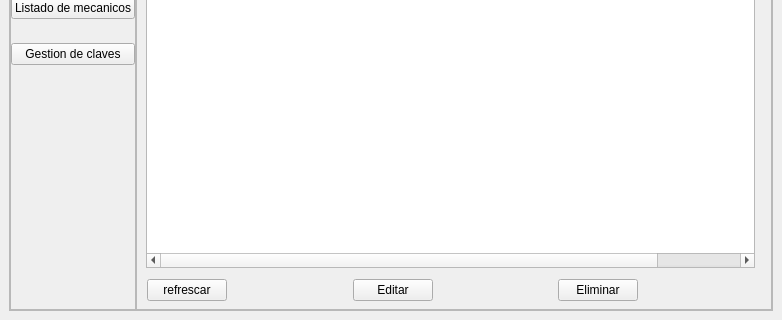
Before: the Qt Designer form views/main.ui in Alaan20/TP_FINAL-POO, drawn with Qt 5; both pictures show x 0 to 782 and y 304 to 624 of the 782 by 624 pixel window.
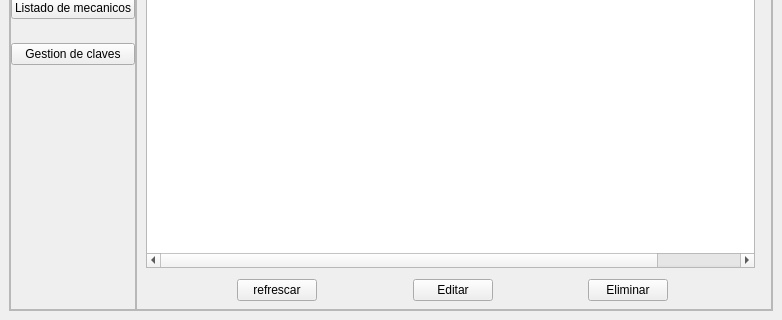
After: the same form once the commit is applied. The open tabs and pages were chosen to show the change. Icons and pictures are not drawn.

Diff of the .ui file:
```diff
--- a/views/main.ui
+++ b/views/main.ui
@@ -978,6 +978,19 @@
                </rect>
               </property>
               <layout class="QHBoxLayout" name="horizontalLayout_11">
+               <item>
+                <spacer name="horizontalSpacer_7">
+                 <property name="orientation">
+                  <enum>Qt::Horizontal</enum>
+                 </property>
+                 <property name="sizeHint" stdset="0">
+                  <size>
+                   <width>40</width>
+                   <height>20</height>
+                  </size>
+                 </property>
+                </spacer>
+               </item>
                <item>
                 <widget class="QPushButton" name="refrescar_3">
                  <property name="text">
```
Left out of the diff: 15 changed lines with no effect on the pictures.
